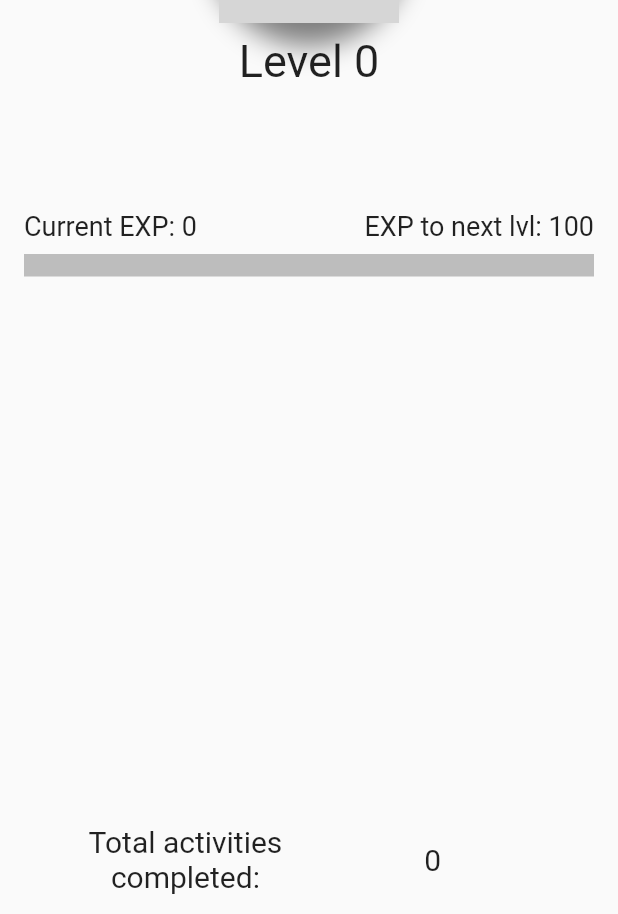
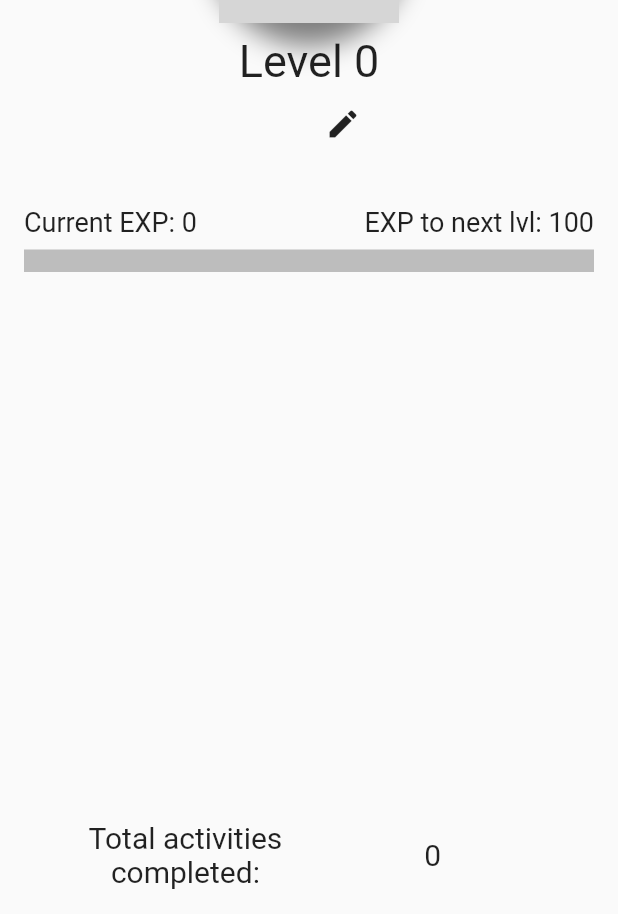
Before and after one commit to JeffZincatz/PlanNUS, a Flutter app: the NavBar screen opened directly, after a tap on "My Profile", on a phone screen of 412 x 824 dp. Shown: the part 319-1233 px from the top of the screen. Run offline on Flutter 3.47's test engine with Material 2 defaults, Android fonts, the phone set to English and light mode, and no system bars; drawn by our look-alikes of fl_chart; our stand-ins replace cloud_firestore, firebase_auth, firebase_core, firebase_storage, flutter_datetime_picker, flutter_spinkit and 3 more; accounts and stored records are empty; network calls fail; grey boxes are pictures that could not be loaded.

Commit message:
added edit username

```diff
--- a/lib/screens/home/Profile.dart
+++ b/lib/screens/home/Profile.dart
@@ -38,6 +38,10 @@ class _ProfileState extends State<Profile> {
   }
 
   var i = initStats();
+
+  // edit username button
+  bool isEditing = false;
+  String newName = "";
 
   @override
   Widget build(BuildContext context) {
@@ -115,22 +119,80 @@ class _ProfileState extends State<Profile> {
                       : Text("");
                 },
               ),
-              FutureBuilder(
+              Row(
+                mainAxisAlignment: MainAxisAlignment.center,
+                children: [
+                  SizedBox(
+                    width: isEditing ? 0 : screenWidth * 0.11,
+                  ),
+                  isEditing
+                  ? Container(
+                    height: 50,
+                    width: screenWidth * 0.65,
+                    // color: Colors.red,
+                    child: TextField(
+                        style: TextStyle(
+                          fontSize: 30,
+                        ),
+                        textAlign: TextAlign.center,
+                        decoration: InputDecoration(
+                          border: isEditing
+                              ? UnderlineInputBorder()
+                              : InputBorder.none,
+                          contentPadding: EdgeInsets.zero,
+                        ),
+                        onChanged: (String value) {
+                          setState(() {
+                            newName = value;
+                          });
+                        }),
+                  )
+                  : FutureBuilder(
                       future: _db.getUsername(),
                       builder: (context, snapshot) {
                         return snapshot.hasData
-                      ? Padding(
-                          padding: const EdgeInsets.all(8.0),
-                          child: Text(
+                            ? Text(
                           snapshot.data,
                           style: TextStyle(
                               fontSize: 30,
-                              fontWeight: FontWeight.bold,
-                            ),
-                          ),
+                              fontWeight: FontWeight.bold),
+                          textAlign: TextAlign.center,
                         )
                             : Text("");
+                      }),
+                  isEditing
+                      ? Row(
+                          children: [
+                            IconButton(
+                              icon: Icon(Icons.check),
+                              onPressed: () async {
+                                await _db.updateUsername(newName);
+                                setState(() {
+                                  isEditing = false;
+                                });
+
                               },
+                            ),
+                            IconButton(
+                              icon: Icon(Icons.clear),
+                              onPressed: () {
+                                setState(() {
+                                  isEditing = false;
+                                  newName = "";
+                                });
+                              },
+                            ),
+                          ],
+                        )
+                      : IconButton(
+                        icon: Icon(Icons.edit),
+                        onPressed: () {
+                          setState(() {
+                            isEditing = true;
+                          });
+                        },
+                      ),
+                ],
               ),
               FutureBuilder(
                 future: _db.getEmail(),
--- a/lib/services/DbService.dart
+++ b/lib/services/DbService.dart
@@ -38,6 +38,17 @@ class DbService {
       DocumentSnapshot snapshot =
           await _db.collection("users").doc(currentUser.uid).get();
       return snapshot["username"];
+    } catch (error) {
+      print(error); // TODO: remove temp debug
+      return null;
+    }
+  }
+
+  Future<void> updateUsername(String newName) async {
+    try {
+      await _db.collection("users").doc(currentUser.uid).update({
+        "username": newName,
+      });
     } catch (error) {
       print(error); // TODO: remove temp debug
       return null;
```
Lines whose indentation alone changed are shown as unchanged.
